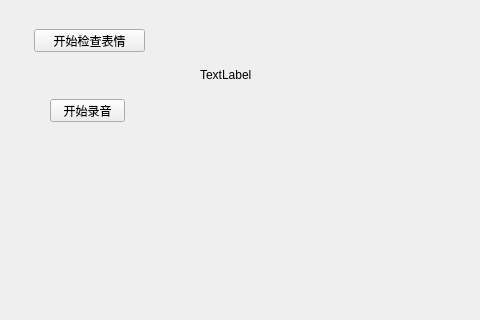
Qt form gui/mainWindow.ui (anyua/Cognitive-Services-Summer-Project) before a commit; both pictures show x 0 to 480 and y 234 to 554 of the 863 by 649 pixel window.
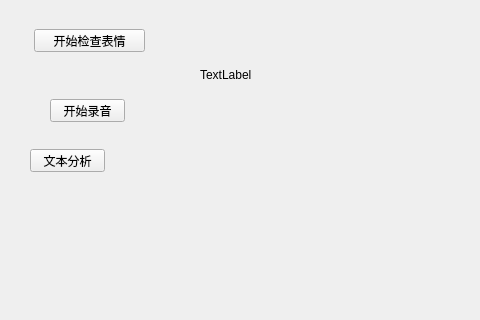
The same form after that commit.

Commit message: API调用部分完成，还需要添加图形界面

```diff
--- a/gui/mainWindow.ui
+++ b/gui/mainWindow.ui
@@ -70,6 +70,19 @@
      <string>开始录音</string>
     </property>
    </widget>
+   <widget class="QPushButton" name="pushButton">
+    <property name="geometry">
+     <rect>
+      <x>30</x>
+      <y>360</y>
+      <width>75</width>
+      <height>23</height>
+     </rect>
+    </property>
+    <property name="text">
+     <string>文本分析</string>
+    </property>
+   </widget>
   </widget>
   <widget class="QMenuBar" name="menubar">
    <property name="geometry">
```
The commit also changes 7 other files.
